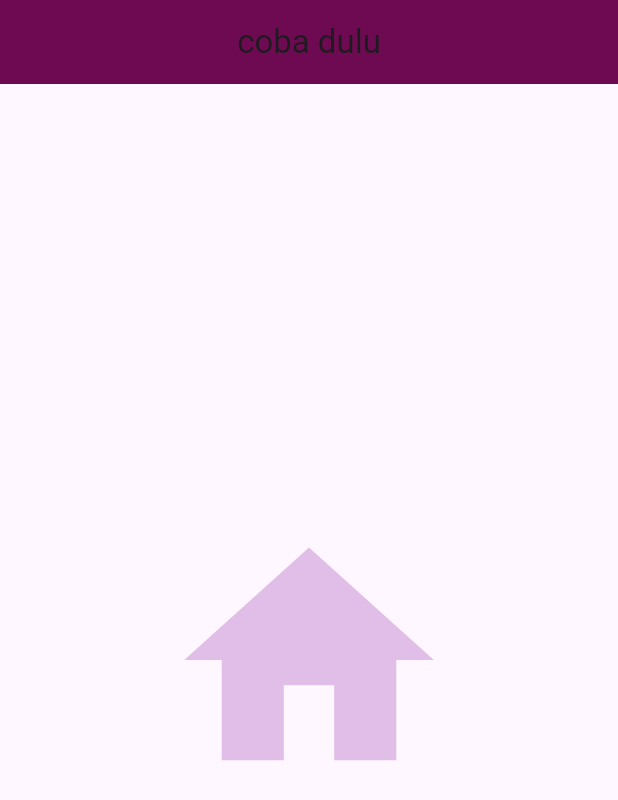
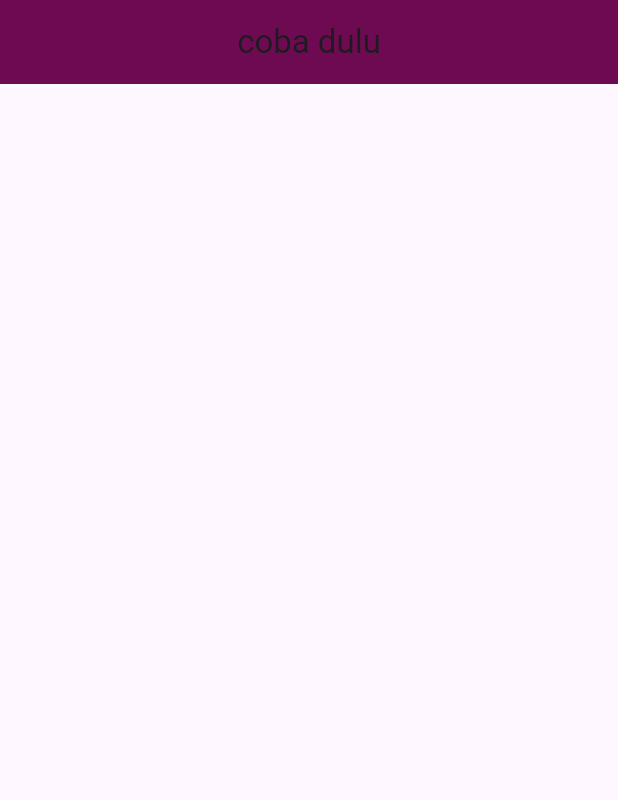
Before and after one commit to fannyHere/Flutter_Section03_BasicWidget, a Flutter app: the screen it shows after launch, on a phone screen of 412 x 824 dp. Shown: the top 800 px of the screen. Run offline on Flutter 3.47's test engine with Material 3 defaults, Android fonts, the phone set to English and light mode, and no system bars.

Commit message:
Section 03 - 02 Widget Dasar

```diff
--- a/lib/main.dart
+++ b/lib/main.dart
@@ -19,14 +19,37 @@ class MyApp extends StatelessWidget {
           ),
           //backgroundColor: Color.fromARGB(255, 230, 159, 212),
 
+          body: Center(
+              //Image Provider:
+
+              //1. Asset Image -> gambar yang ada pada folder project dan perlu daftar di pubspecyaml
+              //cara lama:
+              //   child: Image(
+              // image: AssetImage("assetsName/emong.jpg"),
+              //cara cepat:
+              //child: Image.asset("assetsName/emong.jpg"),
+
+              //2. Network Image -> ambil dari internet dan oneksi butuh internet
+              //cara lama:
+              // child: Image(
+              //     image: NetworkImage(
+              //         "https://linkimage.com/cdn/shop/products/SesseNightLightsIII4a_Formatmall500x700_700x.jpg?v=1650395661")),
+              //cara cepat:
+              // child: Image.network(
+              //     "https://linkimage.com/cdn/shop/products/SesseNightLightsIII4a_Formatmall500x700_700x.jpg?v=1650395661"),
+
+              //Jarang digunakan: hanya pada kasus tertentu
+              //3. File images
+              //4. Memory images
+              )),
+
       //latihan ikon data
-
-      body: Center(
-          child: Icon(
-        Icons.home,
-        size: 200,
-        color: Colors.purple.shade100,
-      )),
+      // body: Center(
+      //     child: Icon(
+      //   Icons.home,
+      //   size: 200,
+      //   color: Colors.purple.shade100,
+      // )), //center //scaffold
 
       //latihan button klik
       // body: Center(
@@ -35,15 +58,15 @@ class MyApp extends StatelessWidget {
       //     print("KLIK");
       //   },
       //   child: Text("KLIK SAYA"),
-      // )
-      // )
+      // ) //center
+      // ) //scaffold
 
       //latihan flutter logo
       // body: Center(
       //   child: FlutterLogo(
       //     size: 200,
-      //   ),
-      // )
+      //   ), //center
+      // ) //scaffold
 
       //latihan hello world
       //   Center(
@@ -58,8 +81,8 @@ class MyApp extends StatelessWidget {
       //     ),
       //   )
       //       //child: Text("Hello Fanny Jelek"),
-      //       ),
-      // ),
-    ));
+      //       ), //center
+      // ), //scaffold
+    );
   } //widget build
 }//stateless widget
--- a/pubspec.yaml
+++ b/pubspec.yaml
@@ -59,8 +59,8 @@ flutter:
   uses-material-design: true
 
   # To add assets to your application, add an assets section, like this:
-  # assets:
-  #   - images/a_dot_burr.jpeg
+  assets:
+    - assetsName/
   #   - images/a_dot_ham.jpeg
 
   # An image asset can refer to one or more resolution-specific "variants", see
```
Also changed, not shown: assetsName/cat.jpg (added), assetsName/emong.jpg (added). Lines whose indentation alone changed are shown as unchanged.
